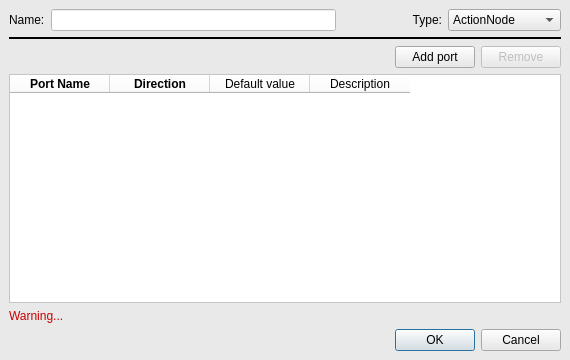
This is bt_editor/custom_node_dialog.ui in BehaviorTree/Groot as Qt 5 draws it before an edit. The edited form follows.
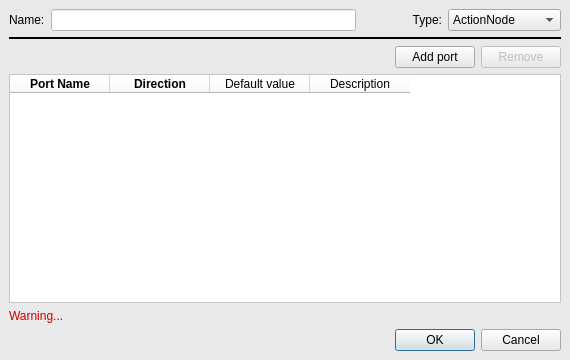
This is the edited form.

Commit message: bug fix when exporting TreeNodesModel

What changed in the file:
```diff
--- a/bt_editor/custom_node_dialog.ui
+++ b/bt_editor/custom_node_dialog.ui
@@ -51,7 +51,7 @@
       <widget class="QLabel" name="label_3">
        <property name="minimumSize">
         <size>
-         <width>100</width>
+         <width>80</width>
          <height>0</height>
         </size>
        </property>
```
The commit also changes 1 other file.
